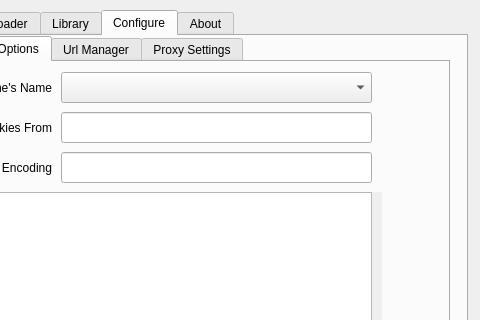
Above: src/mainwindow.ui from mhogomchungu/media-downloader before the change; both pictures show x 343 to 823 and y 0 to 320 of the 823 by 534 pixel window. Below: the same form after it.
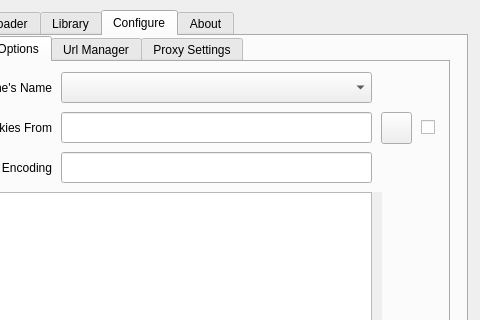
That is the form after the change. The open tabs and pages were chosen to show the change.

Commit message: make it possible to set both browser name and cookie file path+update translatable strings

The edit to the form file:
```diff
--- a/src/mainwindow.ui
+++ b/src/mainwindow.ui
@@ -2300,6 +2300,35 @@
          <bool>true</bool>
         </property>
        </widget>
+       <widget class="QCheckBox" name="cbCookieSource">
+        <property name="geometry">
+         <rect>
+          <x>740</x>
+          <y>50</y>
+          <width>21</width>
+          <height>31</height>
+         </rect>
+        </property>
+        <property name="toolTip">
+         <string>Swich Between Setting Browser Name And Path To Cookie File</string>
+        </property>
+        <property name="text">
+         <string/>
+        </property>
+       </widget>
+       <widget class="QPushButton" name="pbConfigureSetPathToCookieFile">
+        <property name="geometry">
+         <rect>
+          <x>700</x>
+          <y>50</y>
+          <width>31</width>
+          <height>32</height>
+         </rect>
+        </property>
+        <property name="text">
+         <string/>
+        </property>
+       </widget>
       </widget>
       <widget class="QWidget" name="UrlManager">
        <attribute name="title">
```
Left out of the diff: 2 changed lines with no effect on the pictures. The commit also changes 27 other files.
